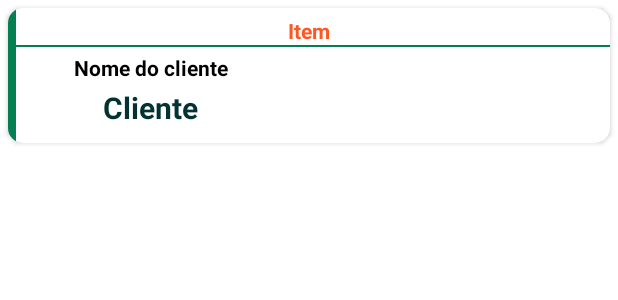
After one commit to LuizFurmann/Client-Book, an Android app: the layout row_client.xml on its own in the app's theme, with its tools: preview values and no code run, on a phone screen of 412 x 824 dp. The commit adds this screen. Shown: the top 300 px of the screen. Run offline under Robolectric (Android 15) with nearby library versions, the phone set to English and light mode, and no system bars.

Commit message:
Adapter cliente
Criado adapter do cliente

```diff
--- /dev/null
+++ b/app/src/main/java/com/example/clientbook/model/Client.kt
@@ -0,0 +1,6 @@
+package com.example.clientbook.model
+
+data class Client(
+    var name: String,
+    var fantasyName: String,
+)
--- /dev/null
+++ b/app/src/main/res/drawable/ic_add.xml
@@ -0,0 +1,5 @@
+<vector android:height="24dp" android:tint="#000000"
+    android:viewportHeight="24" android:viewportWidth="24"
+    android:width="24dp" xmlns:android="http://schemas.android.com/apk/res/android">
+    <path android:fillColor="@android:color/white" android:pathData="M19,13h-6v6h-2v-6H5v-2h6V5h2v6h6v2z"/>
+</vector>
--- /dev/null
+++ b/app/src/main/res/layout/row_client.xml
@@ -0,0 +1,88 @@
+<?xml version="1.0" encoding="utf-8" ?>
+<androidx.cardview.widget.CardView xmlns:android="http://schemas.android.com/apk/res/android"
+    xmlns:app="http://schemas.android.com/apk/res-auto"
+    android:layout_width="match_parent"
+    android:layout_height="wrap_content"
+    android:layout_margin="5dp"
+    app:cardCornerRadius="10dp">
+
+        <androidx.constraintlayout.widget.ConstraintLayout
+            android:layout_width="match_parent"
+            android:layout_height="wrap_content">
+
+            <View
+                android:id="@+id/viewBoard"
+                android:layout_width="5dp"
+                android:layout_height="0dp"
+                android:background="#047F54"
+                app:layout_constraintBottom_toBottomOf="parent"
+                app:layout_constraintStart_toStartOf="parent"
+                app:layout_constraintTop_toTopOf="parent" />
+
+            <TextView
+                android:id="@+id/tilMember"
+                android:layout_width="wrap_content"
+                android:layout_height="wrap_content"
+                android:layout_marginTop="5dp"
+                android:textStyle="bold"
+                android:textColor="#FF5722"
+                app:layout_constraintTop_toTopOf="parent"
+                app:layout_constraintStart_toStartOf="parent"
+                app:layout_constraintEnd_toEndOf="parent"
+                android:text="Item"/>
+
+            <View
+                android:id="@+id/viewLine"
+                android:layout_width="match_parent"
+                android:layout_height="1dp"
+                android:background="#047F54"
+                app:layout_constraintStart_toStartOf="parent"
+                app:layout_constraintEnd_toEndOf="parent"
+                app:layout_constraintTop_toBottomOf="@+id/tilMember"/>
+
+            <TextView
+                android:id="@+id/tilExercise"
+                android:layout_width="wrap_content"
+                android:layout_height="wrap_content"
+                android:text="Nome do cliente"
+                android:textColor="@color/black"
+                android:textStyle="bold"
+                android:layout_marginTop="30dp"
+                app:layout_constraintEnd_toStartOf="@+id/guideline1"
+                app:layout_constraintStart_toStartOf="parent"
+                app:layout_constraintTop_toTopOf="parent" />
+
+            <TextView
+                android:id="@+id/tvClientName"
+                android:layout_width="0dp"
+                android:layout_height="wrap_content"
+                android:text="Cliente"
+                android:textSize="20sp"
+                android:gravity="center"
+                android:textColor="@color/theme"
+                android:textStyle="bold"
+                android:layout_marginTop="3dp"
+                android:layout_marginBottom="10dp"
+                app:layout_constraintBottom_toBottomOf="parent"
+                app:layout_constraintEnd_toStartOf="@+id/guideline1"
+                app:layout_constraintStart_toStartOf="parent"
+                app:layout_constraintTop_toBottomOf="@+id/tilExercise" />
+
+
+
+
+            <androidx.constraintlayout.widget.Guideline
+                android:id="@+id/guideline1"
+                android:layout_width="wrap_content"
+                android:layout_height="wrap_content"
+                android:orientation="vertical"
+                app:layout_constraintGuide_begin="190dp" />
+
+            <androidx.constraintlayout.widget.Guideline
+                android:id="@+id/guideline2"
+                android:layout_width="wrap_content"
+                android:layout_height="wrap_content"
+                android:orientation="vertical"
+                app:layout_constraintGuide_begin="284dp" />
+        </androidx.constraintlayout.widget.ConstraintLayout>
+</androidx.cardview.widget.CardView>
```
Also changed, not shown: app/src/main/java/com/example/clientbook/view/clients/ClientAdapter.java (added, +94 -0 lines), app/src/main/res/layout/activity_client.xml (+13 -0 lines).
